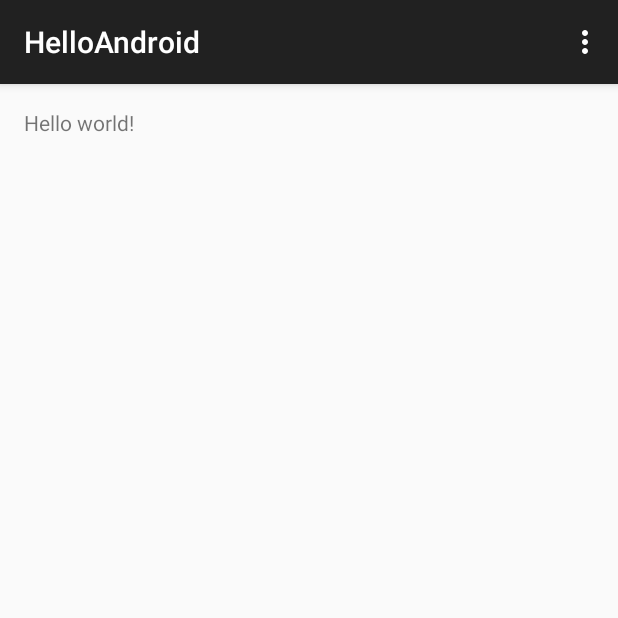
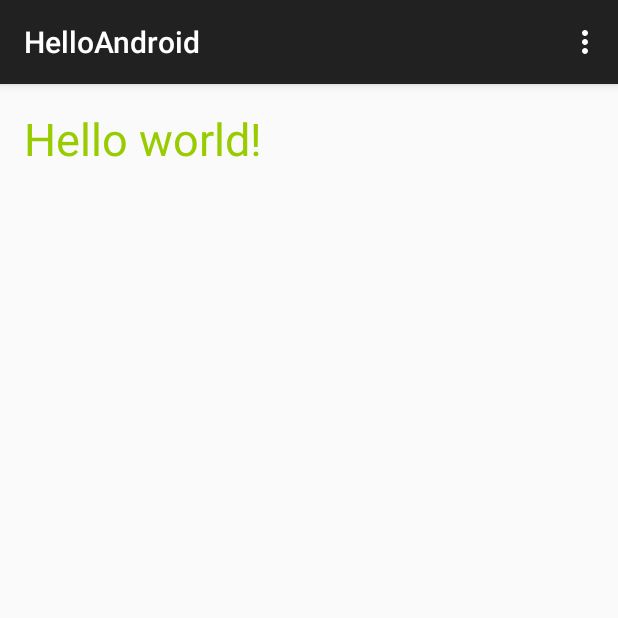
Before and after one commit to adneerav/ADGITLearn, an Android app: the screen it shows after launch (MainActivity), on a phone screen of 412 x 824 dp, the top half of it. Run offline under Robolectric (Android 15) with nearby library versions, the phone set to English and light mode, and no system bars.

Commit message:
changes commited textview

```diff
--- a/app/src/main/res/layout/fragment_main.xml
+++ b/app/src/main/res/layout/fragment_main.xml
@@ -1,12 +1,19 @@
 <RelativeLayout xmlns:android="http://schemas.android.com/apk/res/android"
-    xmlns:tools="http://schemas.android.com/tools" android:layout_width="match_parent"
-    android:layout_height="match_parent" android:paddingLeft="@dimen/activity_horizontal_margin"
+    xmlns:tools="http://schemas.android.com/tools"
+    android:layout_width="match_parent"
+    android:layout_height="match_parent"
+    android:paddingLeft="@dimen/activity_horizontal_margin"
     android:paddingRight="@dimen/activity_horizontal_margin"
     android:paddingTop="@dimen/activity_vertical_margin"
     android:paddingBottom="@dimen/activity_vertical_margin"
     tools:context=".MainActivity$PlaceholderFragment">
 
-    <TextView android:text="@string/hello_world" android:layout_width="wrap_content"
-        android:layout_height="wrap_content" />
+    <TextView
+        android:text="@string/hello_world"
+        android:layout_width="wrap_content"
+        android:textColor="#ff99cc00"
+        android:textSize="30sp"
+        android:layout_height="wrap_content"
+        android:id="@+id/my_Textview" />
 
 </RelativeLayout>
```
Also changed, not shown: 2 other files.
